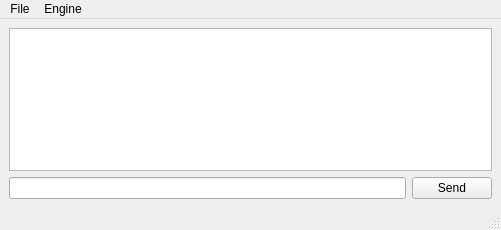
Before: the Qt Designer form mqt/MqtDataModes/dmmainwindow.ui in Rsclub22/Minos2-Mirror, drawn with Qt 5.
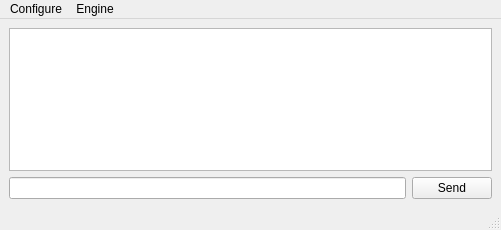
After: the same form once the commit is applied.

```diff
--- a/mqt/MqtDataModes/dmmainwindow.ui
+++ b/mqt/MqtDataModes/dmmainwindow.ui
@@ -44,15 +44,9 @@
      <x>0</x>
      <y>0</y>
      <width>501</width>
-     <height>21</height>
+     <height>24</height>
     </rect>
    </property>
-   <widget class="QMenu" name="menuFile">
-    <property name="title">
-     <string>File</string>
-    </property>
-    <addaction name="actionExit"/>
-   </widget>
    <widget class="QMenu" name="menuEngine">
     <property name="title">
      <string>Engine</string>
@@ -62,7 +56,12 @@
     <addaction name="action2Tone"/>
     <addaction name="actionFLDigi"/>
    </widget>
-   <addaction name="menuFile"/>
+   <widget class="QMenu" name="menuConfigure">
+    <property name="title">
+     <string>Configure</string>
+    </property>
+   </widget>
+   <addaction name="menuConfigure"/>
    <addaction name="menuEngine"/>
   </widget>
   <widget class="QStatusBar" name="statusbar"/>
```
Left out of the diff: 41 changed lines with no effect on the pictures.
